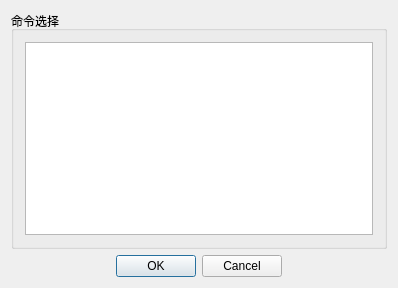
The window that Console/UI/RemoteCommandGroupUI.ui (yang-zhongtian/PYCM) describes before a commit, drawn with Qt 5.
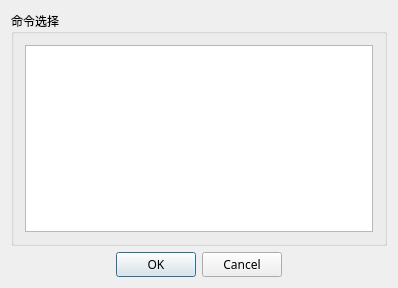
The same window after the commit. Icons and pictures are not drawn.

The edit to the form file:
```diff
--- a/Console/UI/RemoteCommandGroupUI.ui
+++ b/Console/UI/RemoteCommandGroupUI.ui
@@ -32,6 +32,11 @@
   <layout class="QVBoxLayout" name="verticalLayout_3" stretch="5,0">
    <item>
     <widget class="QGroupBox" name="command_group">
+     <property name="font">
+      <font>
+       <family>微软雅黑</family>
+      </font>
+     </property>
      <property name="title">
       <string>命令选择</string>
      </property>
@@ -49,13 +54,24 @@
        <number>11</number>
       </property>
       <item>
-       <widget class="QListWidget" name="command_select"/>
+       <widget class="QListWidget" name="command_select">
+        <property name="font">
+         <font>
+          <family>微软雅黑</family>
+         </font>
+        </property>
+       </widget>
       </item>
      </layout>
     </widget>
    </item>
    <item>
     <widget class="QDialogButtonBox" name="buttonBox">
+     <property name="font">
+      <font>
+       <family>微软雅黑</family>
+      </font>
+     </property>
      <property name="orientation">
       <enum>Qt::Horizontal</enum>
      </property>
```
